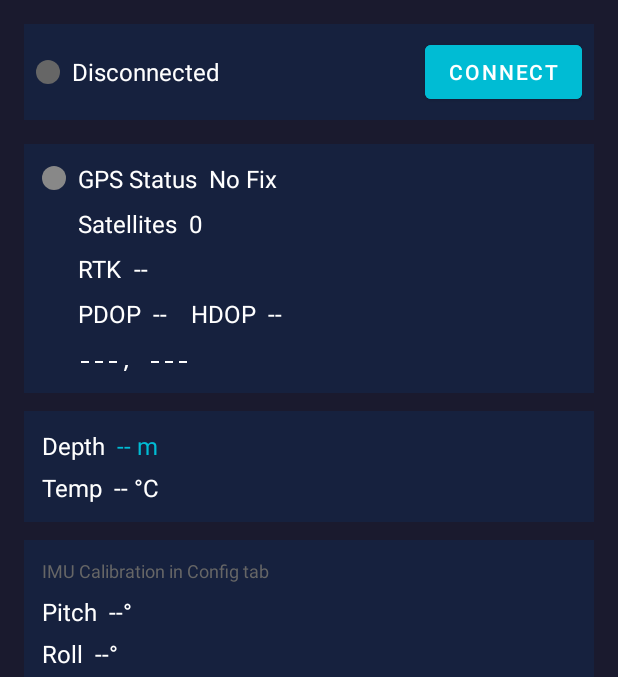
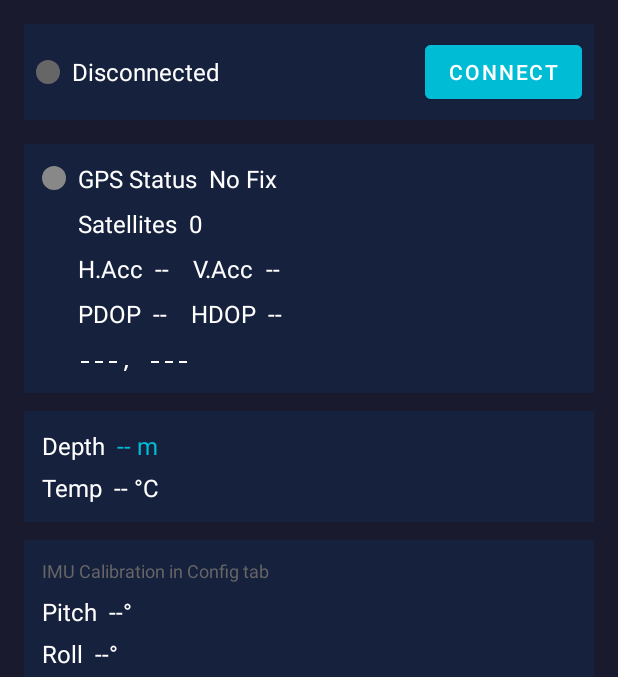
Before and after one commit to scenicview/B-Box-Remote, an Android app: the screen it shows after launch (MainActivity), tab 2 chosen, on a phone screen of 412 x 824 dp, the part 72-749 px from its top. Run offline under Robolectric (Android 15) with nearby library versions, the phone set to English and light mode, and no system bars; libraries missing offline, so code that uses them is left out: org.osmdroid.config, org.osmdroid.tileprovider, org.osmdroid.util, org.osmdroid.views; plain views replace MapView; pictures from the network do not load; 13 statements that could not run were skipped.

Commit message:
v1.3.3: Add accuracy display, remove redundant RTK row, disable MSM timing window
Firmware:
- Add hAcc/vAcc (horizontal/vertical accuracy) parsing from NAV-PVT
- Add hAcc/vAcc to BLE status (bytes 40-47 from NAV-PVT, in meters)
- BLE format now: FIX,SATS,DEPTH,TEMP,BATT,REC,PITCH,ROLL,CARR,PDOP,HDOP,HACC,VACC,LAT,LON
- Disable MSM timing window for RTK testing (all MSM messages forwarded)

Android App:
- Remove redundant RTK row (carrSolnValue) - GPS Status already shows Fixed/Float
- Add Accuracy row with H.Acc and V.Acc display in meters
- Color-coded accuracy: green <5cm, cyan <50cm, yellow <2m, red >2m
- Updated BLE parsing for new 15-field status format

🤖 Generated with [Claude Code](https://claude.com/claude-code)

Co-Authored-By: Claude Opus 4.5 <noreply@anthropic.com>

```diff
--- a/android/app/src/main/res/layout/activity_main.xml
+++ b/android/app/src/main/res/layout/activity_main.xml
@@ -631,7 +631,7 @@
                             android:textSize="16sp"/>
                     </LinearLayout>
 
-                    <!-- Carrier Solution Row -->
+                    <!-- Accuracy Row -->
                     <LinearLayout
                         android:layout_width="match_parent"
                         android:layout_height="wrap_content"
@@ -643,13 +643,30 @@
                         <TextView
                             android:layout_width="wrap_content"
                             android:layout_height="wrap_content"
-                            android:text="RTK"
+                            android:text="H.Acc"
                             android:textColor="#ffffff"
                             android:textSize="16sp"
                             android:layout_marginEnd="8dp"/>
 
                         <TextView
-                            android:id="@+id/carrSolnValue"
+                            android:id="@+id/hAccValue"
+                            android:layout_width="wrap_content"
+                            android:layout_height="wrap_content"
+                            android:text="--"
+                            android:textColor="#ffffff"
+                            android:textSize="16sp"
+                            android:layout_marginEnd="16dp"/>
+
+                        <TextView
+                            android:layout_width="wrap_content"
+                            android:layout_height="wrap_content"
+                            android:text="V.Acc"
+                            android:textColor="#ffffff"
+                            android:textSize="16sp"
+                            android:layout_marginEnd="8dp"/>
+
+                        <TextView
+                            android:id="@+id/vAccValue"
                             android:layout_width="wrap_content"
                             android:layout_height="wrap_content"
                             android:text="--"
```
Also changed, not shown: android/app/src/main/java/com/deeperrtk/remote/MainActivity.kt (+40 -50 lines), 1 other file.
